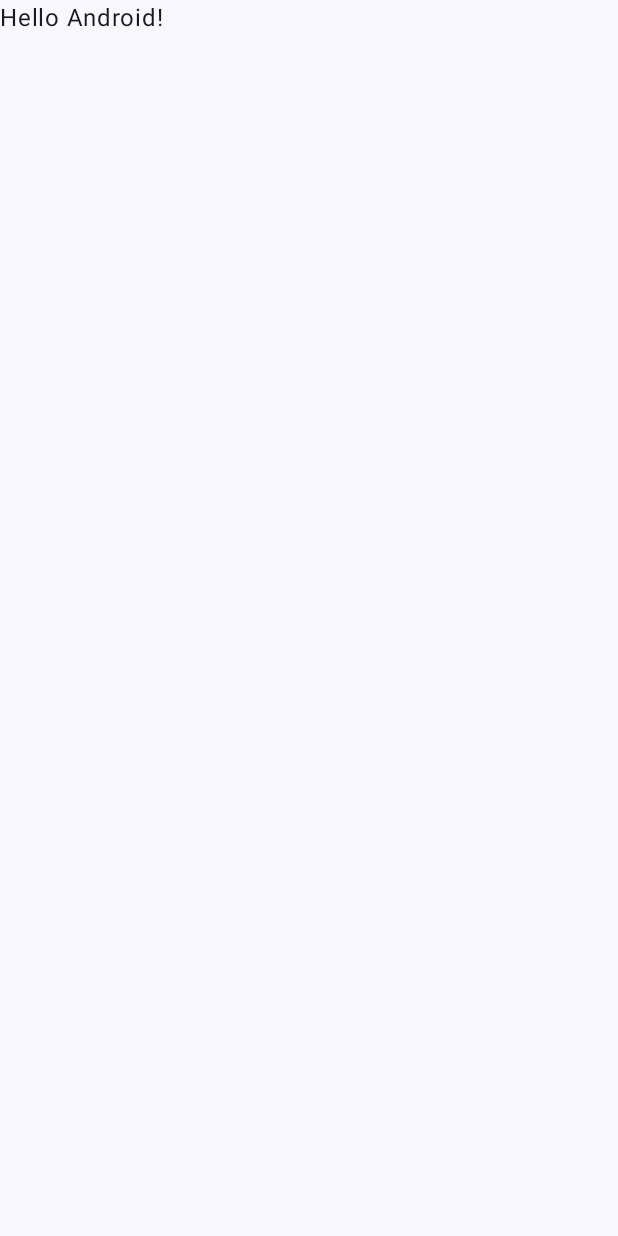
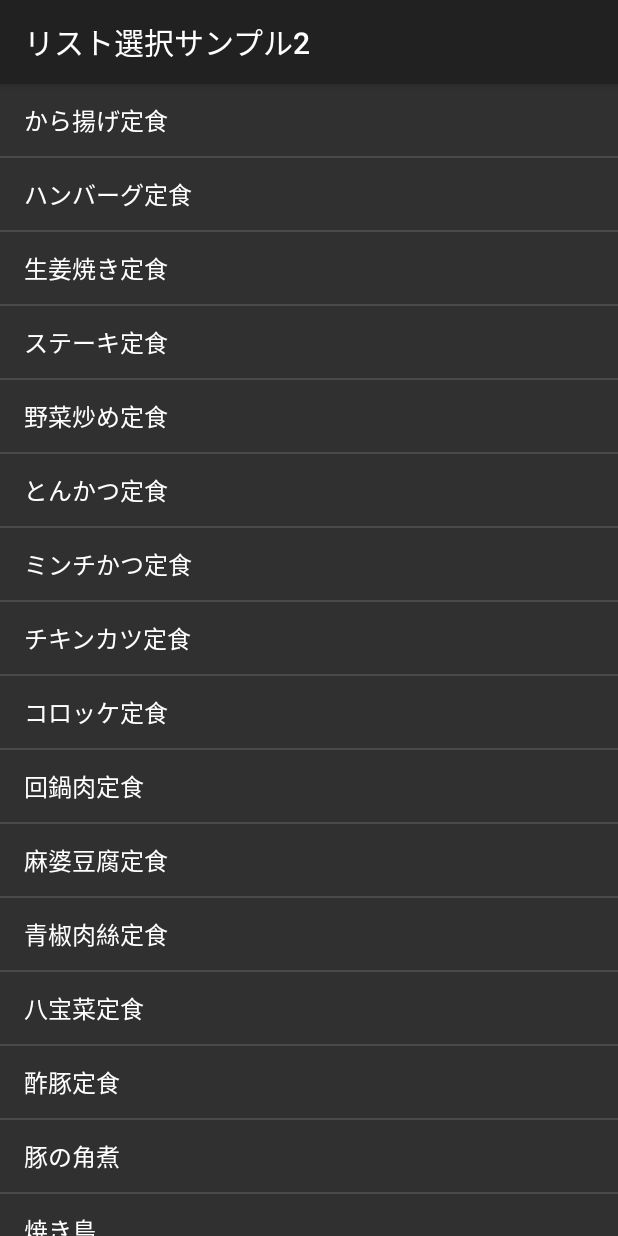
Before and after one commit to Tutu12344/AndroidSample, an Android app built with Jetpack Compose: the screen it shows after launch (MainActivity), on a phone screen of 412 x 824 dp. Before the commit the screen is almost empty. Run offline under Robolectric (Android 15) with nearby library versions, the light colour scheme and no system bars.

Commit message:
listview complete

```diff
--- a/app/build.gradle.kts
+++ b/app/build.gradle.kts
@@ -59,6 +59,7 @@ dependencies {
     implementation(libs.androidx.ui.graphics)
     implementation(libs.androidx.ui.tooling.preview)
     implementation(libs.androidx.material3)
+    implementation(libs.androidx.appcompat)
     testImplementation(libs.junit)
     androidTestImplementation(libs.androidx.junit)
     androidTestImplementation(libs.androidx.espresso.core)
--- a/app/src/main/AndroidManifest.xml
+++ b/app/src/main/AndroidManifest.xml
@@ -10,13 +10,13 @@
         android:label="@string/app_name"
         android:roundIcon="@mipmap/ic_launcher_round"
         android:supportsRtl="true"
-        android:theme="@style/Theme.AndroidSample1"
+        android:theme="@style/Theme.AppCompat"
         tools:targetApi="31">
         <activity
             android:name=".MainActivity"
             android:exported="true"
             android:label="@string/app_name"
-            android:theme="@style/Theme.AndroidSample1">
+            android:theme="@style/Theme.AppCompat">
             <intent-filter>
                 <action android:name="android.intent.action.MAIN" />
 
--- a/app/src/main/java/com/example/androidsample1/MainActivity.kt
+++ b/app/src/main/java/com/example/androidsample1/MainActivity.kt
@@ -1,8 +1,19 @@
 package com.example.androidsample1
 
+import android.annotation.SuppressLint
+import android.app.AppComponentFactory
 import android.os.Bundle
+import android.view.View
+import android.widget.AdapterView
+import android.widget.ArrayAdapter
+import android.widget.Button
+import android.widget.EditText
+import android.widget.ListView
+import android.widget.TextView
+import android.widget.Toast
 import androidx.activity.ComponentActivity
 import androidx.activity.compose.setContent
+import androidx.appcompat.app.AppCompatActivity
 import androidx.compose.foundation.layout.fillMaxSize
 import androidx.compose.material3.MaterialTheme
 import androidx.compose.material3.Surface
@@ -12,35 +23,32 @@ import androidx.compose.ui.Modifier
 import androidx.compose.ui.tooling.preview.Preview
 import com.example.androidsample1.ui.theme.AndroidSample1Theme
 
-class MainActivity : ComponentActivity() {
+class MainActivity : AppCompatActivity() {
     override fun onCreate(savedInstanceState: Bundle?) {
         super.onCreate(savedInstanceState)
-        setContent {
-            AndroidSample1Theme {
-                // A surface container using the 'background' color from the theme
-                Surface(
-                    modifier = Modifier.fillMaxSize(),
-                    color = MaterialTheme.colorScheme.background
-                ) {
-                    Greeting("Android")
-                }
-            }
+        setContentView(R.layout.activity_main)
+
+        //ListViewオブジェクトを取得。
+        val lvMenu = findViewById<ListView>(R.id.lvMenu)
+        //リストビューに表示するリストデータを作成。
+        var menuList = mutableListOf("から揚げ定食", "ハンバーグ定食", "生姜焼き定食", "ステーキ定食", "野菜炒め定食", "とんかつ定食", "ミンチかつ定食", "チキンカツ定食", "コロッケ定食",  "回鍋肉定食", "麻婆豆腐定食", "青椒肉絲定食", "八宝菜定食", "酢豚定食", "豚の角煮", "焼き鳥", "焼き魚定食", "焼肉定食")
+        //アダプタオブジェクトを生成。
+        val adapter = ArrayAdapter(this@MainActivity, android.R.layout.simple_list_item_1, menuList)
+        //リストビューにアダプタオブジェクトを設定。
+        lvMenu.adapter = adapter
+
+        lvMenu.onItemClickListener = ListItemClickListener()
+
+    }
+
+    private inner class ListItemClickListener:AdapterView.OnItemClickListener{
+        override fun onItemClick(parent: AdapterView<*>, view: View, position: Int, id: Long) {
+            var item = parent.getItemAtPosition(position) as String
+
+            val show = "あなたが選んだ定食:$item"
+
+            Toast.makeText(this@MainActivity,show,Toast.LENGTH_LONG).show()
         }
+
     }
 }
-
-@Composable
-fun Greeting(name: String, modifier: Modifier = Modifier) {
-    Text(
-        text = "Hello $name!",
-        modifier = modifier
-    )
-}
-
-@Preview(showBackground = true)
-@Composable
-fun GreetingPreview() {
-    AndroidSample1Theme {
-        Greeting("Android")
-    }
-}
--- a/gradle/libs.versions.toml
+++ b/gradle/libs.versions.toml
@@ -8,6 +8,7 @@ espressoCore = "3.5.1"
 lifecycleRuntimeKtx = "2.6.1"
 activityCompose = "1.7.0"
 composeBom = "2023.08.00"
+appcompat = "1.6.1"
 
 [libraries]
 androidx-core-ktx = { group = "androidx.core", name = "core-ktx", version.ref = "coreKtx" }
@@ -24,6 +25,7 @@ androidx-ui-tooling-preview = { group = "androidx.compose.ui", name = "ui-toolin
 androidx-ui-test-manifest = { group = "androidx.compose.ui", name = "ui-test-manifest" }
 androidx-ui-test-junit4 = { group = "androidx.compose.ui", name = "ui-test-junit4" }
 androidx-material3 = { group = "androidx.compose.material3", name = "material3" }
+androidx-appcompat = { group = "androidx.appcompat", name = "appcompat", version.ref = "appcompat" }
 
 [plugins]
 androidApplication = { id = "com.android.application", version.ref = "agp" }
```
Also changed, not shown: app/src/main/res/layout/activity_main.xml (+5 -18 lines), app/src/main/res/values/strings.xml (+9 -3 lines).
